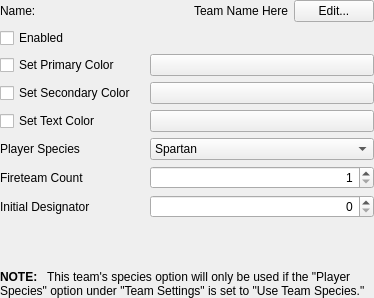
The window that native/src/ReachVariantTool/ui/main_window/page_multiplayer_settings_team_specific.ui (DavidJCobb/ReachVariantEditor) describes before a commit, drawn with Qt 5.
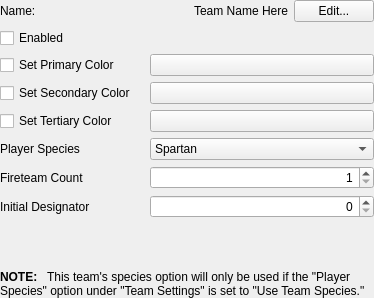
The same window after the commit.

Diff of the .ui file:
```diff
--- a/native/src/ReachVariantTool/ui/main_window/page_multiplayer_settings_team_specific.ui
+++ b/native/src/ReachVariantTool/ui/main_window/page_multiplayer_settings_team_specific.ui
@@ -101,7 +101,7 @@
       <string>If this box is not checked, a game-engine-default color will be used.</string>
      </property>
      <property name="text">
-      <string>Set Text Color</string>
+      <string>Set Tertiary Color</string>
      </property>
     </widget>
    </item>
```
